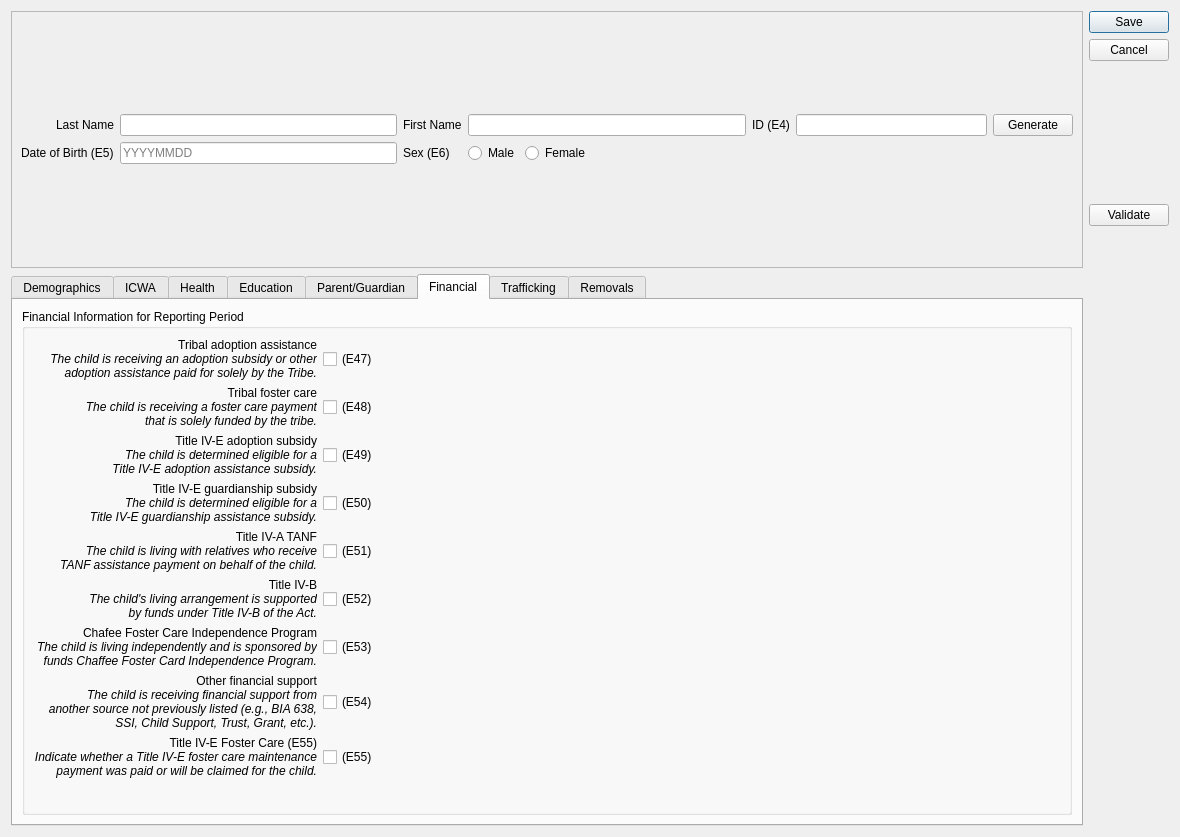
First picture: the form in ui/ui_childform.ui, repository zstamper/AFCARS-AXE, before the edit.
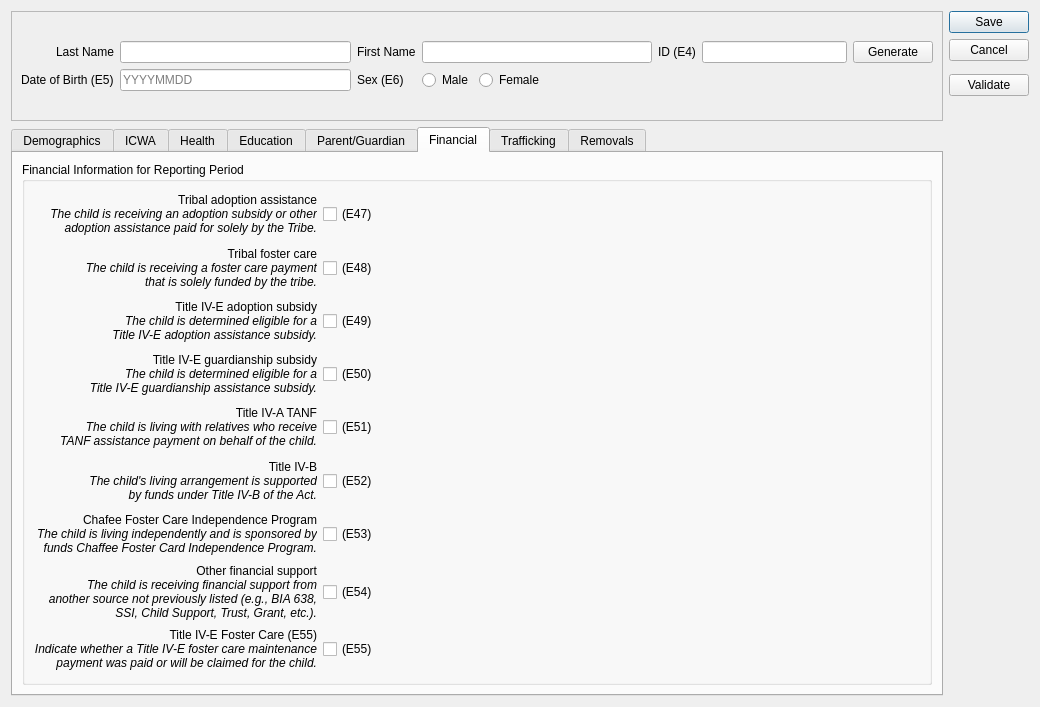
Second picture: the form after the edit. The open tabs and pages were chosen to show the change.

Commit message: Pikc a font, any font

What changed in the file:
```diff
--- a/ui/ui_childform.ui
+++ b/ui/ui_childform.ui
@@ -6,10 +6,15 @@
    <rect>
     <x>0</x>
     <y>0</y>
-    <width>1180</width>
-    <height>837</height>
+    <width>1039</width>
+    <height>707</height>
    </rect>
   </property>
+  <property name="font">
+   <font>
+    <family>Arial</family>
+   </font>
+  </property>
   <property name="windowTitle">
    <string>Child name and ID goes here</string>
   </property>
@@ -164,7 +169,7 @@
         <enum>QTabWidget::North</enum>
        </property>
        <property name="currentIndex">
-        <number>0</number>
+        <number>5</number>
        </property>
        <widget class="QWidget" name="demographics_tab">
         <attribute name="title">
@@ -523,8 +528,8 @@
              </item>
             </layout>
            </item>
-           <item row="1" column="0">
-            <spacer name="verticalSpacer_2">
+           <item row="1" column="1">
+            <spacer name="verticalSpacer_8">
              <property name="orientation">
               <enum>Qt::Vertical</enum>
              </property>
@@ -931,21 +936,21 @@
               </item>
              </layout>
             </item>
+           </layout>
+          </widget>
+         </item>
             <item>
-             <spacer name="verticalSpacer_8">
+          <spacer name="verticalSpacer_2">
               <property name="orientation">
                <enum>Qt::Vertical</enum>
               </property>
               <property name="sizeHint" stdset="0">
                <size>
                 <width>20</width>
-                <height>1</height>
+             <height>40</height>
                </size>
               </property>
              </spacer>
-            </item>
-           </layout>
-          </widget>
          </item>
         </layout>
        </widget>
@@ -2261,6 +2266,9 @@
                 <property name="toolTip">
                  <string/>
                 </property>
+                <property name="layoutDirection">
+                 <enum>Qt::LeftToRight</enum>
+                </property>
                 <property name="text">
                  <string>Tribal adoption assistance&lt;br/&gt;
 &lt;i&gt;The child is receiving an adoption subsidy or other&lt;br/&gt;adoption assistance paid for solely by the Tribe.&lt;/i&gt;</string>
@@ -2347,7 +2355,7 @@
                 </property>
                 <layout class="QHBoxLayout" name="horizontalLayout_14" stretch="0,0">
                  <property name="spacing">
-                  <number>-1</number>
+                  <number>6</number>
                  </property>
                  <property name="leftMargin">
                   <number>0</number>
@@ -2814,19 +2822,6 @@
               </item>
              </layout>
             </item>
-            <item>
-             <spacer name="verticalSpacer_5">
-              <property name="orientation">
-               <enum>Qt::Vertical</enum>
-              </property>
-              <property name="sizeHint" stdset="0">
-               <size>
-                <width>17</width>
-                <height>23</height>
-               </size>
-              </property>
-             </spacer>
-            </item>
            </layout>
           </widget>
          </item>
```
Left out of the diff: 18 changed lines with no effect on the pictures. Lines whose indentation alone changed are shown as unchanged. The commit also changes 13 other files.
